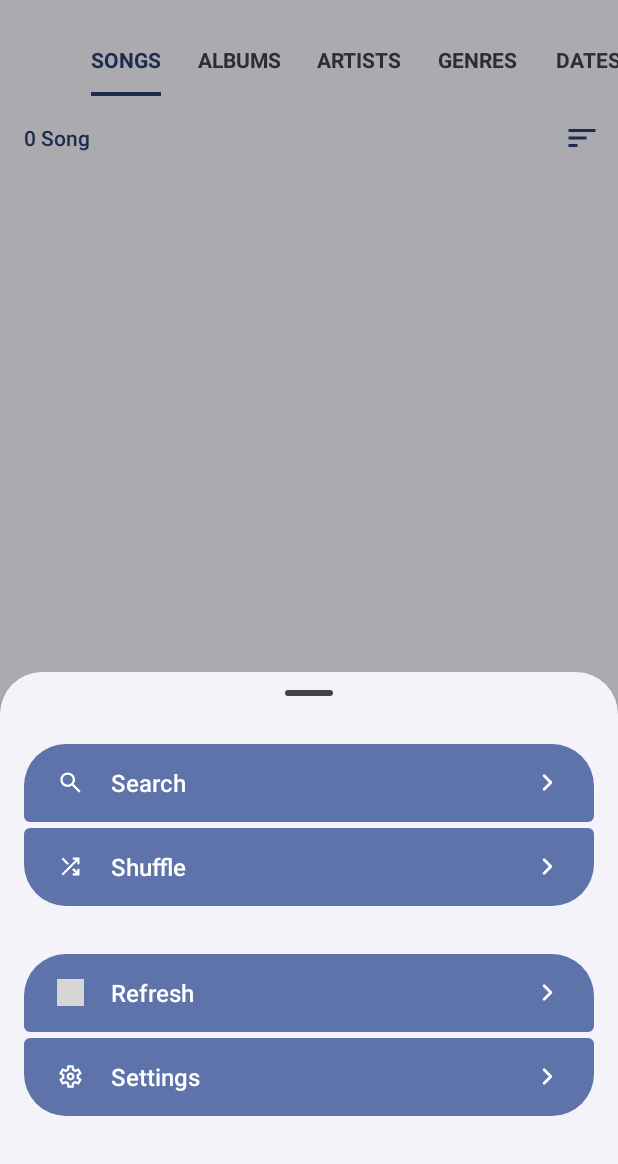
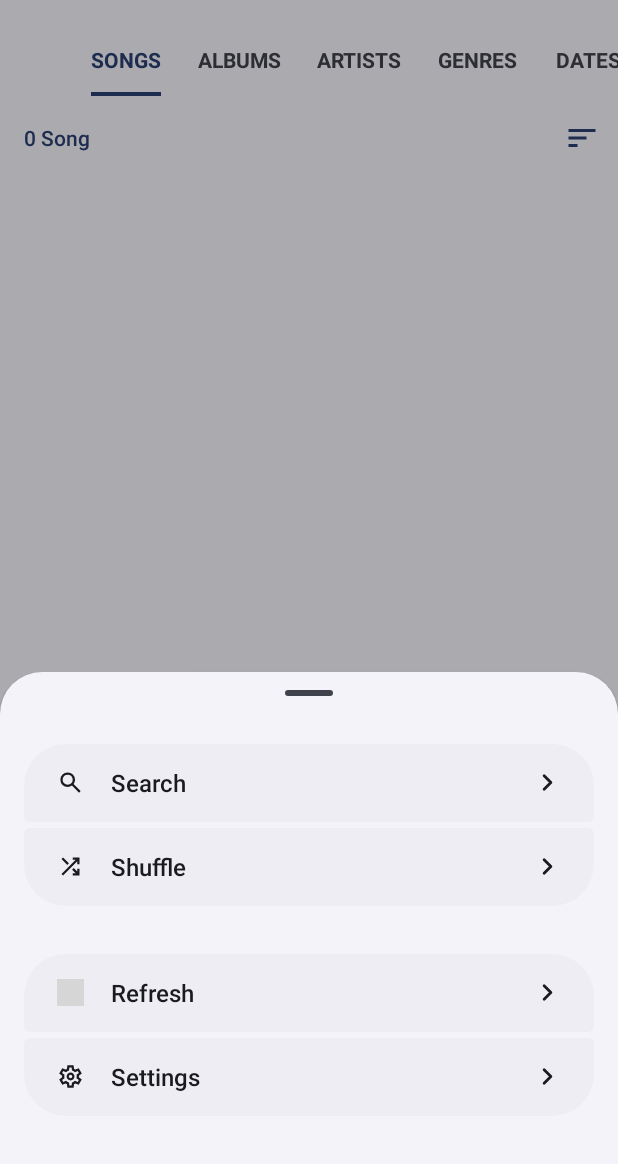
Before and after one commit to AkaneTan/Gramophone, an Android app: the fragment MenuBottomSheet placed in its activity, on a phone screen of 412 x 824 dp, the part 72-1236 px from its top. Run offline under Robolectric (Android 15) with nearby library versions, the phone set to English and light mode, and no system bars; libraries missing offline, so code that uses them is left out: me.zhanghai.android; pictures from the network do not load; 4 statements that could not run were skipped; grey boxes are pictures that could not be loaded.

Commit message:
Revert "BottomSheet: Use primary container color"
This reverts commit 4a44a44790db84f777d3bee289a713c51a787cc2.

```diff
--- a/app/src/main/res/drawable/rp_preference_down_bg.xml
+++ b/app/src/main/res/drawable/rp_preference_down_bg.xml
@@ -4,7 +4,7 @@
     <item android:id="@android:id/background">
         <shape
             android:shape="rectangle"
-            android:tint="?attr/colorPrimaryContainer">
+            android:tint="?attr/colorSurfaceContainer">
             <corners android:topLeftRadius="4dp"
                      android:topRightRadius="4dp"
                      android:bottomRightRadius="28dp"
--- a/app/src/main/res/drawable/rp_preference_mid_bg.xml
+++ b/app/src/main/res/drawable/rp_preference_mid_bg.xml
@@ -4,7 +4,7 @@
     <item android:id="@android:id/background">
         <shape
             android:shape="rectangle"
-            android:tint="?attr/colorPrimaryContainer">
+            android:tint="?attr/colorSurfaceContainer">
             <corners android:topLeftRadius="4dp"
                      android:topRightRadius="4dp"
                      android:bottomRightRadius="4dp"
--- a/app/src/main/res/drawable/rp_preference_single_bg.xml
+++ b/app/src/main/res/drawable/rp_preference_single_bg.xml
@@ -4,7 +4,7 @@
     <item android:id="@android:id/background">
         <shape
             android:shape="rectangle"
-            android:tint="?attr/colorPrimaryContainer">
+            android:tint="?attr/colorSurfaceContainer">
             <corners android:radius="28dp" />
         </shape>
     </item>
--- a/app/src/main/res/drawable/rp_preference_up_bg.xml
+++ b/app/src/main/res/drawable/rp_preference_up_bg.xml
@@ -4,7 +4,7 @@
     <item android:id="@android:id/background">
         <shape
             android:shape="rectangle"
-            android:tint="?attr/colorPrimaryContainer">
+            android:tint="?attr/colorSurfaceContainer">
             <corners android:topLeftRadius="28dp"
                      android:topRightRadius="28dp"
                      android:bottomRightRadius="4dp"
--- a/app/src/main/res/layout/preference_down_settings.xml
+++ b/app/src/main/res/layout/preference_down_settings.xml
@@ -17,7 +17,7 @@
         android:layout_height="18dp"
         android:src="@drawable/settings_art"
         android:layout_gravity="center_vertical"
-        app:tint="?attr/colorOnPrimaryContainer"/>
+        app:tint="?attr/colorOnSurface"/>
 
     <TextView
         android:layout_gravity="center_vertical"
@@ -25,7 +25,7 @@
         android:layout_marginEnd="48dp"
         android:layout_width="match_parent"
         android:layout_height="wrap_content"
-        android:textColor="?attr/colorOnPrimaryContainer"
+        android:textColor="?attr/colorOnSurface"
         android:textSize="16sp"
         android:text="@string/home_menu_settings"
         style="@style/HeadlineTextAppearance" />
@@ -35,7 +35,7 @@
         android:layout_height="18dp"
         android:layout_marginEnd="22dp"
         android:layout_gravity="center_vertical|end"
-        app:tint="?attr/colorOnPrimaryContainer"
+        app:tint="?attr/colorOnSurface"
         android:src="@drawable/ic_chevron_right" />
 
 </FrameLayout>
--- a/app/src/main/res/layout/preference_down_shuffle.xml
+++ b/app/src/main/res/layout/preference_down_shuffle.xml
@@ -17,7 +17,7 @@
         android:layout_height="18dp"
         android:src="@drawable/ic_shuffle"
         android:layout_gravity="center_vertical"
-        app:tint="?attr/colorOnPrimaryContainer"/>
+        app:tint="?attr/colorOnSurface"/>
 
     <TextView
         android:layout_gravity="center_vertical"
@@ -25,7 +25,7 @@
         android:layout_marginEnd="48dp"
         android:layout_width="match_parent"
         android:layout_height="wrap_content"
-        android:textColor="?attr/colorOnPrimaryContainer"
+        android:textColor="?attr/colorOnSurface"
         android:textSize="16sp"
         android:text="@string/home_menu_shuffle"
         style="@style/HeadlineTextAppearance" />
@@ -35,7 +35,7 @@
         android:layout_height="18dp"
         android:layout_marginEnd="22dp"
         android:layout_gravity="center_vertical|end"
-        app:tint="?attr/colorOnPrimaryContainer"
+        app:tint="?attr/colorOnSurface"
         android:src="@drawable/ic_chevron_right" />
 
 </FrameLayout>
--- a/app/src/main/res/layout/preference_up_refresh.xml
+++ b/app/src/main/res/layout/preference_up_refresh.xml
@@ -17,7 +17,7 @@
         android:layout_height="18dp"
         android:src="@drawable/ic_refresh"
         android:layout_gravity="center_vertical"
-        app:tint="?attr/colorOnPrimaryContainer"/>
+        app:tint="?attr/colorOnSurface"/>
 
     <TextView
         android:layout_gravity="center_vertical"
@@ -25,7 +25,7 @@
         android:layout_marginEnd="48dp"
         android:layout_width="match_parent"
         android:layout_height="wrap_content"
-        android:textColor="?attr/colorOnPrimaryContainer"
+        android:textColor="?attr/colorOnSurface"
         android:textSize="16sp"
         android:text="@string/home_menu_refresh"
         style="@style/HeadlineTextAppearance" />
@@ -35,7 +35,7 @@
         android:layout_height="18dp"
         android:layout_marginEnd="22dp"
         android:layout_gravity="center_vertical|end"
-        app:tint="?attr/colorOnPrimaryContainer"
+        app:tint="?attr/colorOnSurface"
         android:src="@drawable/ic_chevron_right" />
 
 </FrameLayout>
--- a/app/src/main/res/layout/preference_up_search.xml
+++ b/app/src/main/res/layout/preference_up_search.xml
@@ -17,7 +17,7 @@
         android:layout_height="18dp"
         android:src="@drawable/ic_search"
         android:layout_gravity="center_vertical"
-        app:tint="?attr/colorOnPrimaryContainer"/>
+        app:tint="?attr/colorOnSurface"/>
 
     <TextView
         android:layout_gravity="center_vertical"
@@ -25,7 +25,7 @@
         android:layout_marginEnd="48dp"
         android:layout_width="match_parent"
         android:layout_height="wrap_content"
-        android:textColor="?attr/colorOnPrimaryContainer"
+        android:textColor="?attr/colorOnSurface"
         android:textSize="16sp"
         android:text="@string/home_menu_search"
         style="@style/HeadlineTextAppearance" />
@@ -35,7 +35,7 @@
         android:layout_height="18dp"
         android:layout_marginEnd="22dp"
         android:layout_gravity="center_vertical|end"
-        app:tint="?attr/colorOnPrimaryContainer"
+        app:tint="?attr/colorOnSurface"
         android:src="@drawable/ic_chevron_right" />
 
 </FrameLayout>
```
